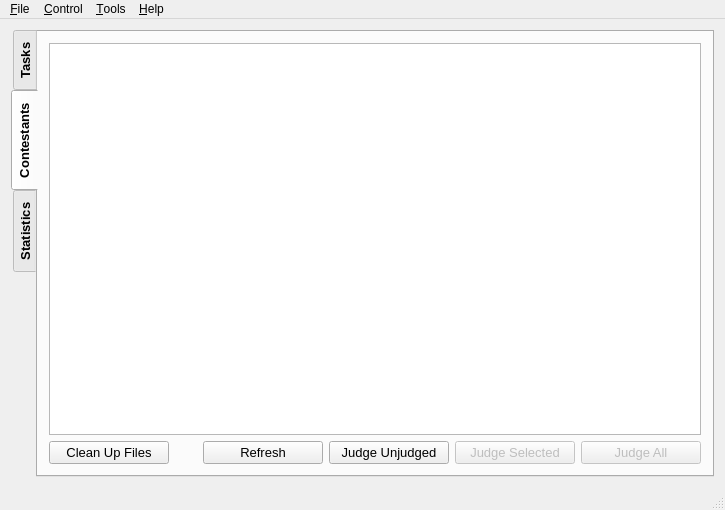
Old version of the form src/forms/lemon.ui in the repository Project-LemonLime/Project_LemonLime.
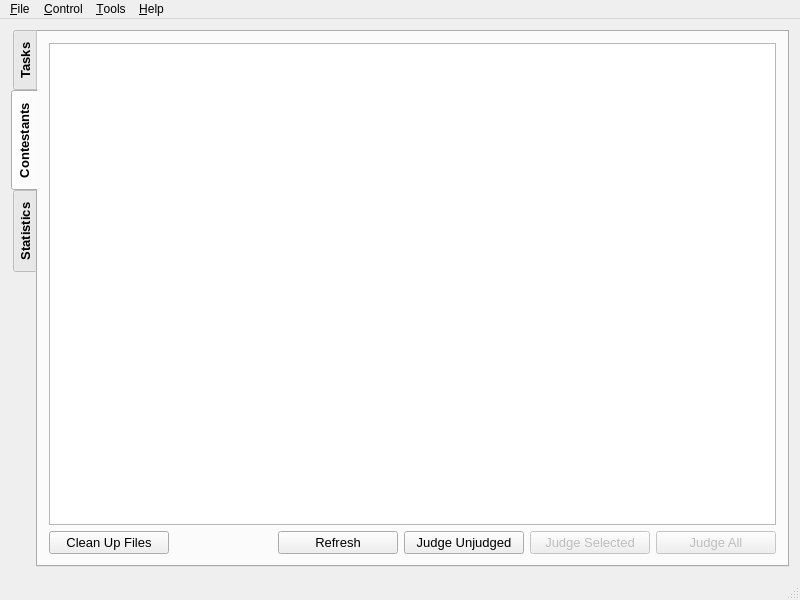
New version of the form. The open tabs and pages were chosen to show the change. Icons and pictures are not drawn. Custom widgets are drawn as their Qt base class.

Commit message:
feat(lemon.ui): set bigger window size (#297)
* feat(lemon.ui): set bigger window size

* upd

Diff of the .ui file:
```diff
--- a/src/forms/lemon.ui
+++ b/src/forms/lemon.ui
@@ -6,8 +6,8 @@
    <rect>
     <x>0</x>
     <y>0</y>
-    <width>725</width>
-    <height>510</height>
+    <width>800</width>
+    <height>600</height>
    </rect>
   </property>
   <property name="minimumSize">
@@ -33,7 +33,6 @@
       <property name="font">
        <font>
         <pointsize>10</pointsize>
-        <weight>75</weight>
         <bold>true</bold>
        </font>
       </property>
@@ -210,7 +209,6 @@
           <property name="font">
            <font>
             <pointsize>10</pointsize>
-            <weight>50</weight>
             <bold>false</bold>
            </font>
           </property>
@@ -274,7 +272,6 @@
             <property name="font">
              <font>
               <pointsize>10</pointsize>
-              <weight>50</weight>
               <bold>false</bold>
              </font>
             </property>
@@ -314,7 +311,6 @@
             <property name="font">
              <font>
               <pointsize>10</pointsize>
-              <weight>50</weight>
               <bold>false</bold>
              </font>
             </property>
@@ -347,7 +343,6 @@
             <property name="font">
              <font>
               <pointsize>10</pointsize>
-              <weight>50</weight>
               <bold>false</bold>
              </font>
             </property>
@@ -377,7 +372,6 @@
             <property name="font">
              <font>
               <pointsize>10</pointsize>
-              <weight>50</weight>
               <bold>false</bold>
              </font>
             </property>
@@ -407,7 +401,6 @@
             <property name="font">
              <font>
               <pointsize>10</pointsize>
-              <weight>50</weight>
               <bold>false</bold>
              </font>
             </property>
@@ -457,8 +450,8 @@
     <rect>
      <x>0</x>
      <y>0</y>
-     <width>725</width>
-     <height>30</height>
+     <width>1183</width>
+     <height>21</height>
     </rect>
    </property>
    <widget class="QMenu" name="fileMenu">
```
Left out of the diff: 89 changed lines with no effect on the pictures.
